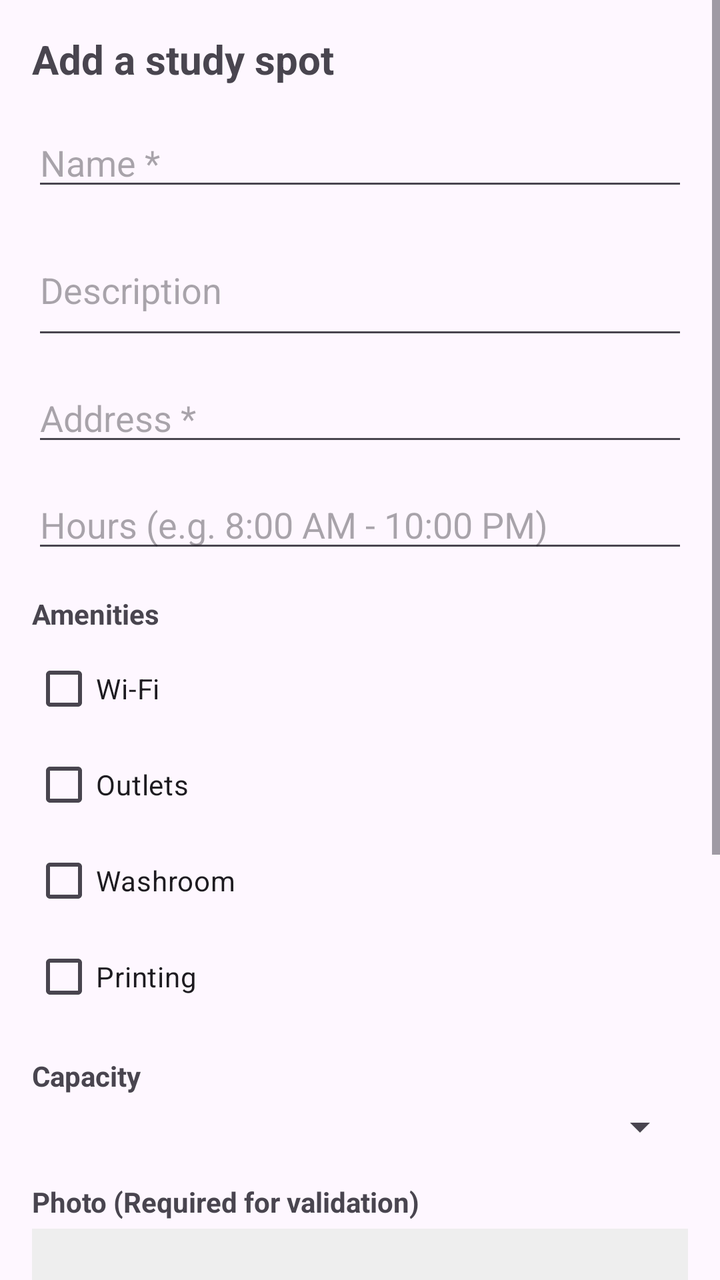
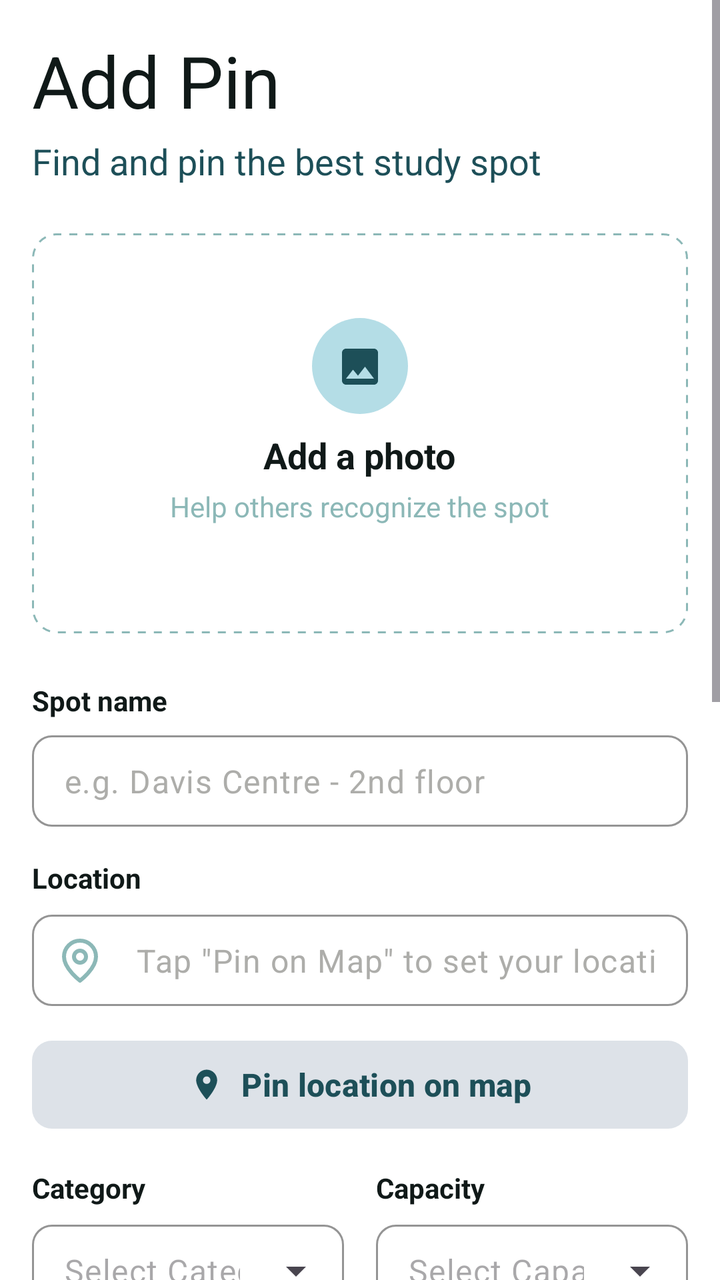

Two renders of the same Android screen: before a commit and after it. Below are the layout's source before the change and the commit's diff.
<!-- AndroidManifest.xml: application theme Theme.StudyPin -->
<!-- res/layout/fragment_add_spot.xml -->
<?xml version="1.0" encoding="utf-8"?>
<ScrollView xmlns:android="http://schemas.android.com/apk/res/android"
    android:layout_width="match_parent"
    android:layout_height="match_parent">

    <LinearLayout
        android:layout_width="match_parent"
        android:layout_height="wrap_content"
        android:orientation="vertical"
        android:padding="16dp">

        <TextView
            android:layout_width="wrap_content"
            android:layout_height="wrap_content"
            android:text="Add a study spot"
            android:textSize="20sp"
            android:textStyle="bold"
            android:layout_marginBottom="16dp"/>

        <EditText
            android:id="@+id/etSpotName"
            android:layout_width="match_parent"
            android:layout_height="wrap_content"
            android:hint="Name *"
            android:layout_marginBottom="12dp"/>

        <EditText
            android:id="@+id/etDescription"
            android:layout_width="match_parent"
            android:layout_height="wrap_content"
            android:hint="Description"
            android:minLines="2"
            android:layout_marginBottom="12dp"/>

        <EditText
            android:id="@+id/etAddress"
            android:layout_width="match_parent"
            android:layout_height="wrap_content"
            android:hint="Address *"
            android:layout_marginBottom="12dp"/>

        <EditText
            android:id="@+id/etHours"
            android:layout_width="match_parent"
            android:layout_height="wrap_content"
            android:hint="Hours (e.g. 8:00 AM - 10:00 PM)"
            android:layout_marginBottom="16dp"/>

        <TextView
            android:layout_width="wrap_content"
            android:layout_height="wrap_content"
            android:text="Amenities"
            android:textStyle="bold"
            android:layout_marginBottom="4dp"/>

        <CheckBox
            android:id="@+id/cbWifiAdd"
            android:layout_width="match_parent"
            android:layout_height="wrap_content"
            android:text="Wi-Fi"/>

        <CheckBox
            android:id="@+id/cbOutletsAdd"
            android:layout_width="match_parent"
            android:layout_height="wrap_content"
            android:text="Outlets"/>

        <CheckBox
            android:id="@+id/cbWashroom"
            android:layout_width="match_parent"
            android:layout_height="wrap_content"
            android:text="Washroom"/>

        <CheckBox
            android:id="@+id/cbPrinting"
            android:layout_width="match_parent"
            android:layout_height="wrap_content"
            android:text="Printing"
            android:layout_marginBottom="16dp"/>

        <TextView
            android:layout_width="wrap_content"
            android:layout_height="wrap_content"
            android:text="Capacity"
            android:textStyle="bold"
            android:layout_marginBottom="4dp"/>

        <Spinner
            android:id="@+id/capacitySpinner"
            android:layout_width="match_parent"
            android:layout_height="wrap_content"
            android:layout_marginBottom="16dp"/>

        <TextView
            android:layout_width="wrap_content"
            android:layout_height="wrap_content"
            android:text="@string/photo_required"
            android:textStyle="bold"
            android:layout_marginBottom="4dp"/>

        <ImageView
            android:id="@+id/ivSpotPhoto"
            android:layout_width="match_parent"
            android:layout_height="200dp"
            android:layout_marginBottom="8dp"
            android:scaleType="centerCrop"
            android:background="#EEEEEE"
            android:contentDescription="@string/photo_preview"/>

        <Button
            android:id="@+id/btnAddPhoto"
            style="@style/Widget.Material3.Button.OutlinedButton"
            android:layout_width="match_parent"
            android:layout_height="wrap_content"
            android:text="@string/add_photo"
            android:layout_marginBottom="24dp"/>

        <Button
            android:id="@+id/btnSubmitSpot"
            android:layout_width="match_parent"
            android:layout_height="wrap_content"
            android:text="Submit spot"/>

    </LinearLayout>

</ScrollView>
<!-- resources referenced by this layout -->
<resources>
  <string name="add_photo">Add Photo</string>
  <string name="photo_required">Photo (Required for validation)</string>
  <!-- unchanged entries left out for length: 4 -->
</resources>

<!-- the commit's change to res/layout/fragment_add_spot.xml (unified diff, before → after) -->
@@ -1,7 +1,10 @@
 <?xml version="1.0" encoding="utf-8"?>
 <ScrollView xmlns:android="http://schemas.android.com/apk/res/android"
+    xmlns:app="http://schemas.android.com/apk/res-auto"
     android:layout_width="match_parent"
-    android:layout_height="match_parent">
+    android:layout_height="match_parent"
+    android:background="@color/surface_color"
+    android:fillViewport="true">
 
     <LinearLayout
         android:layout_width="match_parent"
@@ -9,117 +12,406 @@
         android:orientation="vertical"
         android:padding="16dp">
 
+        
+        <LinearLayout
+            android:layout_width="match_parent"
+            android:layout_height="wrap_content"
+            android:orientation="vertical"
+            android:layout_marginBottom="24dp">
+
+            <TextView
+                android:layout_width="wrap_content"
+                android:layout_height="wrap_content"
+                android:text="@string/add_pin"
+                android:textColor="@color/text_primary"
+                android:textSize="36sp" />
+
+            <TextView
+                android:layout_width="wrap_content"
+                android:layout_height="wrap_content"
+                android:layout_marginTop="4dp"
+                android:text="@string/find_and_pin"
+                android:textColor="@color/brand_main"
+                android:textSize="18sp" />
+        </LinearLayout>
+
+        
+        <FrameLayout
+            android:id="@+id/btnAddPhotoContainer"
+            android:layout_width="match_parent"
+            android:layout_height="200dp"
+            android:background="@drawable/bg_dashed_border"
+            android:clickable="true"
+            android:focusable="true">
+
+            <ImageView
+                android:id="@+id/ivSpotPhoto"
+                android:layout_width="match_parent"
+                android:layout_height="match_parent"
+                android:scaleType="centerCrop"
+                android:contentDescription="@string/photo_preview"
+                android:visibility="gone" />
+
+            <LinearLayout
+                android:id="@+id/layoutPhotoPlaceholder"
+                android:layout_width="wrap_content"
+                android:layout_height="wrap_content"
+                android:layout_gravity="center"
+                android:gravity="center"
+                android:orientation="vertical">
+
+                <View
+                    android:layout_width="48dp"
+                    android:layout_height="48dp"
+                    android:background="@drawable/bg_review_avatar"
+                    android:backgroundTint="@color/pin_active_fill" />
+
+                <ImageView
+                    android:layout_width="24dp"
+                    android:layout_height="24dp"
+                    android:layout_marginTop="-36dp"
+                    android:src="@drawable/ic_image"
+                    android:contentDescription="@null"
+                    app:tint="@color/brand_main" />
+
+                <TextView
+                    android:layout_width="wrap_content"
+                    android:layout_height="wrap_content"
+                    android:layout_marginTop="20dp"
+                    android:text="@string/add_a_photo"
+                    android:textColor="@color/text_primary"
+                    android:textSize="18sp"
+                    android:textStyle="bold" />
+
+                <TextView
+                    android:layout_width="wrap_content"
+                    android:layout_height="wrap_content"
+                    android:layout_marginTop="4dp"
+                    android:text="@string/help_others_recognize"
+                    android:textColor="@color/surface_muted"
+                    android:textSize="14sp" />
+            </LinearLayout>
+
+            <com.google.android.material.button.MaterialButton
+                android:id="@+id/btnAddPhoto"
+                android:layout_width="match_parent"
+                android:layout_height="match_parent"
+                android:alpha="0"
+                android:text="" />
+        </FrameLayout>
+
+        
         <TextView
             android:layout_width="wrap_content"
             android:layout_height="wrap_content"
-            android:text="Add a study spot"
-            android:textSize="20sp"
-            android:textStyle="bold"
-            android:layout_marginBottom="16dp"/>
-
-        <EditText
-            android:id="@+id/etSpotName"
-            android:layout_width="match_parent"
-            android:layout_height="wrap_content"
-            android:hint="Name *"
-            android:layout_marginBottom="12dp"/>
-
-        <EditText
-            android:id="@+id/etDescription"
-            android:layout_width="match_parent"
-            android:layout_height="wrap_content"
-            android:hint="Description"
-            android:minLines="2"
-            android:layout_marginBottom="12dp"/>
-
-        <EditText
-            android:id="@+id/etAddress"
-            android:layout_width="match_parent"
-            android:layout_height="wrap_content"
-            android:hint="Address *"
-            android:layout_marginBottom="12dp"/>
-
-        <EditText
-            android:id="@+id/etHours"
-            android:layout_width="match_parent"
-            android:layout_height="wrap_content"
-            android:hint="Hours (e.g. 8:00 AM - 10:00 PM)"
-            android:layout_marginBottom="16dp"/>
-
+            android:layout_marginTop="24dp"
+            android:layout_marginBottom="8dp"
+            android:text="@string/spot_name"
+            android:textColor="@color/text_primary"
+            android:textStyle="bold" />
+
+        <com.google.android.material.textfield.TextInputLayout
+            style="@style/Widget.Material3.TextInputLayout.OutlinedBox"
+            android:layout_width="match_parent"
+            android:layout_height="wrap_content"
+            app:boxCornerRadiusBottomEnd="10dp"
+            app:boxCornerRadiusBottomStart="10dp"
+            app:boxCornerRadiusTopEnd="10dp"
+            app:boxCornerRadiusTopStart="10dp"
+            app:boxStrokeColor="@color/border_default"
+            app:hintEnabled="false">
+
+            <com.google.android.material.textfield.TextInputEditText
+                android:id="@+id/etSpotName"
+                android:layout_width="match_parent"
+                android:layout_height="wrap_content"
+                android:hint="@string/spot_name_hint"
+                android:textColorHint="@color/surface_soft_3"
+                android:paddingVertical="12dp" />
+        </com.google.android.material.textfield.TextInputLayout>
+
+        
         <TextView
             android:layout_width="wrap_content"
             android:layout_height="wrap_content"
-            android:text="Amenities"
-            android:textStyle="bold"
-            android:layout_marginBottom="4dp"/>
-
-        <CheckBox
-            android:id="@+id/cbWifiAdd"
-            android:layout_width="match_parent"
-            android:layout_height="wrap_content"
-            android:text="Wi-Fi"/>
-
-        <CheckBox
-            android:id="@+id/cbOutletsAdd"
-            android:layout_width="match_parent"
-            android:layout_height="wrap_content"
-            android:text="Outlets"/>
-
-        <CheckBox
-            android:id="@+id/cbWashroom"
-            android:layout_width="match_parent"
-            android:layout_height="wrap_content"
-            android:text="Washroom"/>
-
-        <CheckBox
-            android:id="@+id/cbPrinting"
-            android:layout_width="match_parent"
-            android:layout_height="wrap_content"
-            android:text="Printing"
-            android:layout_marginBottom="16dp"/>
-
+            android:layout_marginTop="16dp"
+            android:layout_marginBottom="8dp"
+            android:text="@string/location"
+            android:textColor="@color/text_primary"
+            android:textStyle="bold" />
+
+        <com.google.android.material.textfield.TextInputLayout
+            style="@style/Widget.Material3.TextInputLayout.OutlinedBox"
+            android:layout_width="match_parent"
+            android:layout_height="wrap_content"
+            app:boxCornerRadiusBottomEnd="10dp"
+            app:boxCornerRadiusBottomStart="10dp"
+            app:boxCornerRadiusTopEnd="10dp"
+            app:boxCornerRadiusTopStart="10dp"
+            app:boxStrokeColor="@color/border_default"
+            app:hintEnabled="false"
+            app:startIconDrawable="@drawable/ic_location"
+            app:startIconTint="@color/surface_muted">
+
+            <com.google.android.material.textfield.TextInputEditText
+                android:id="@+id/etAddress"
+                android:layout_width="match_parent"
+                android:layout_height="wrap_content"
+                android:hint="@string/location_hint"
+                android:textColorHint="@color/surface_soft_3"
+                android:paddingVertical="12dp"
+                android:focusable="false"
+                android:focusableInTouchMode="false"
+                android:clickable="false"
+                android:longClickable="false"
+                android:cursorVisible="false"
+                android:inputType="none" />
+        </com.google.android.material.textfield.TextInputLayout>
+
+        <com.google.android.material.button.MaterialButton
+            android:id="@+id/btnPinOnMap"
+            style="@style/Widget.StudyPin.Button.Secondary"
+            android:layout_width="match_parent"
+            android:layout_height="52dp"
+            android:layout_marginTop="12dp"
+            android:text="@string/pin_location_on_map"
+            app:icon="@drawable/ic_pin_drop"
+            app:iconGravity="textStart"
+            app:iconPadding="8dp"
+            app:iconTint="@color/brand_main" />
+
+        
+        <LinearLayout
+            android:layout_width="match_parent"
+            android:layout_height="wrap_content"
+            android:layout_marginTop="16dp"
+            android:orientation="horizontal"
+            android:baselineAligned="false">
+
+            <LinearLayout
+                android:layout_width="0dp"
+                android:layout_height="wrap_content"
+                android:layout_weight="1"
+                android:layout_marginEnd="8dp"
+                android:orientation="vertical">
+
+                <TextView
+                    android:layout_width="wrap_content"
+                    android:layout_height="wrap_content"
+                    android:layout_marginBottom="8dp"
+                    android:text="@string/category"
+                    android:textColor="@color/text_primary"
+                    android:textStyle="bold" />
+
+                <com.google.android.material.textfield.TextInputLayout
+                    style="@style/Widget.Material3.TextInputLayout.OutlinedBox.ExposedDropdownMenu"
+                    android:layout_width="match_parent"
+                    android:layout_height="wrap_content"
+                    app:boxCornerRadiusBottomEnd="10dp"
+                    app:boxCornerRadiusBottomStart="10dp"
+                    app:boxCornerRadiusTopEnd="10dp"
+                    app:boxCornerRadiusTopStart="10dp"
+                    app:boxStrokeColor="@color/border_default"
+                    app:hintEnabled="false">
+
+                    <AutoCompleteTextView
+                        android:id="@+id/dropdownCategory"
+                        android:layout_width="match_parent"
+                        android:layout_height="wrap_content"
+                        android:hint="Select Category"
+                        android:inputType="none"
+                        android:paddingVertical="12dp" />
+                </com.google.android.material.textfield.TextInputLayout>
+            </LinearLayout>
+
+            <LinearLayout
+                android:layout_width="0dp"
+                android:layout_height="wrap_content"
+                android:layout_weight="1"
+                android:layout_marginStart="8dp"
+                android:orientation="vertical">
+
+                <TextView
+                    android:layout_width="wrap_content"
+                    android:layout_height="wrap_content"
+                    android:layout_marginBottom="8dp"
+                    android:text="@string/capacity"
+                    android:textColor="@color/text_primary"
+                    android:textStyle="bold" />
+
+                <com.google.android.material.textfield.TextInputLayout
+                    style="@style/Widget.Material3.TextInputLayout.OutlinedBox.ExposedDropdownMenu"
+                    android:layout_width="match_parent"
+                    android:layout_height="wrap_content"
+                    app:boxCornerRadiusBottomEnd="10dp"
+                    app:boxCornerRadiusBottomStart="10dp"
+                    app:boxCornerRadiusTopEnd="10dp"
+                    app:boxCornerRadiusTopStart="10dp"
+                    app:boxStrokeColor="@color/border_default"
+                    app:hintEnabled="false">
+
+                    <AutoCompleteTextView
+                        android:id="@+id/dropdownCapacity"
+                        android:layout_width="match_parent"
+                        android:layout_height="wrap_content"
+                        android:hint="Select Capacity"
+                        android:inputType="none"
+                        android:paddingVertical="12dp" />
+                </com.google.android.material.textfield.TextInputLayout>
+            </LinearLayout>
+        </LinearLayout>
+
+        
         <TextView
             android:layout_width="wrap_content"
             android:layout_height="wrap_content"
-            android:text="Capacity"
-            android:textStyle="bold"
-            android:layout_marginBottom="4dp"/>
-
-        <Spinner
-            android:id="@+id/capacitySpinner"
-            android:layout_width="match_parent"
-            android:layout_height="wrap_content"
-            android:layout_marginBottom="16dp"/>
-
+            android:layout_marginTop="16dp"
+            android:layout_marginBottom="8dp"
+            android:text="@string/hours"
+            android:textColor="@color/text_primary"
+            android:textStyle="bold" />
+
+        <LinearLayout
+            android:layout_width="match_parent"
+            android:layout_height="wrap_content"
+            android:orientation="horizontal"
+            android:baselineAligned="false">
+
+            <com.google.android.material.textfield.TextInputLayout
+                style="@style/Widget.Material3.TextInputLayout.OutlinedBox"
+                android:layout_width="0dp"
+                android:layout_height="wrap_content"
+                android:layout_weight="1"
+                android:layout_marginEnd="8dp"
+                app:boxCornerRadiusBottomEnd="10dp"
+                app:boxCornerRadiusBottomStart="10dp"
+                app:boxCornerRadiusTopEnd="10dp"
+                app:boxCornerRadiusTopStart="10dp"
+                app:boxStrokeColor="@color/border_default"
+                android:hint="@string/opening_time">
+
+                <com.google.android.material.textfield.TextInputEditText
+                    android:id="@+id/etOpeningTime"
+                    android:layout_width="match_parent"
+                    android:layout_height="wrap_content"
+                    android:clickable="true"
+                    android:focusable="false"
+                    android:inputType="none"
+                    android:paddingVertical="12dp" />
+            </com.google.android.material.textfield.TextInputLayout>
+
+            <com.google.android.material.textfield.TextInputLayout
+                style="@style/Widget.Material3.TextInputLayout.OutlinedBox"
+                android:layout_width="0dp"
+                android:layout_height="wrap_content"
+                android:layout_weight="1"
+                android:layout_marginStart="8dp"
+                app:boxCornerRadiusBottomEnd="10dp"
+                app:boxCornerRadiusBottomStart="10dp"
+                app:boxCornerRadiusTopEnd="10dp"
+                app:boxCornerRadiusTopStart="10dp"
+                app:boxStrokeColor="@color/border_default"
+                android:hint="@string/closing_time">
+
+                <com.google.android.material.textfield.TextInputEditText
+                    android:id="@+id/etClosingTime"
+                    android:layout_width="match_parent"
+                    android:layout_height="wrap_content"
+                    android:clickable="true"
+                    android:focusable="false"
+                    android:inputType="none"
+                    android:paddingVertical="12dp" />
+            </com.google.android.material.textfield.TextInputLayout>
+        </LinearLayout>
+
+        
         <TextView
             android:layout_width="wrap_content"
             android:layout_height="wrap_content"
-            android:text="@string/photo_required"
-            android:textStyle="bold"
-            android:layout_marginBottom="4dp"/>
-
-        <ImageView
-            android:id="@+id/ivSpotPhoto"
-            android:layout_width="match_parent"
-            android:layout_height="200dp"
+            android:layout_marginTop="24dp"
             android:layout_marginBottom="8dp"
-            android:scaleType="centerCrop"
-            android:background="#EEEEEE"
-            android:contentDescription="@string/photo_preview"/>
-
-        <Button
-            android:id="@+id/btnAddPhoto"
-            style="@style/Widget.Material3.Button.OutlinedButton"
-            android:layout_width="match_parent"
-            android:layout_height="wrap_content"
-            android:text="@string/add_photo"
-            android:layout_marginBottom="24dp"/>
-
-        <Button
+            android:text="@string/amenities"
+            android:textColor="@color/text_primary"
+            android:textStyle="bold" />
+
+        <com.google.android.material.chip.ChipGroup
+            android:id="@+id/chipGroupAmenities"
+            android:layout_width="match_parent"
+            android:layout_height="wrap_content"
+            app:chipSpacingHorizontal="8dp"
+            app:singleSelection="false">
+
+            <com.google.android.material.chip.Chip
+                android:id="@+id/chipWifi"
+                style="@style/ReviewChoiceChip"
+                android:layout_width="wrap_content"
+                android:layout_height="wrap_content"
+                android:text="@string/amen_wifi" />
+
+            <com.google.android.material.chip.Chip
+                android:id="@+id/chipOutlets"
+                style="@style/ReviewChoiceChip"
+                android:layout_width="wrap_content"
+                android:layout_height="wrap_content"
+                android:text="@string/amen_outlets" />
+
+            <com.google.android.material.chip.Chip
+                android:id="@+id/chipWashroom"
+                style="@style/ReviewChoiceChip"
+                android:layout_width="wrap_content"
+                android:layout_height="wrap_content"
+                android:text="@string/amen_washroom" />
+
+            <com.google.android.material.chip.Chip
+                android:id="@+id/chipPrinting"
+                style="@style/ReviewChoiceChip"
+                android:layout_width="wrap_content"
+                android:layout_height="wrap_content"
+                android:text="@string/amen_printing" />
+
+        </com.google.android.material.chip.ChipGroup>
+
+        
+        <TextView
+            android:layout_width="wrap_content"
+            android:layout_height="wrap_content"
+            android:layout_marginTop="24dp"
+            android:layout_marginBottom="8dp"
+            android:text="@string/description"
+            android:textColor="@color/text_primary"
+            android:textStyle="bold" />
+
+        <com.google.android.material.textfield.TextInputLayout
+            style="@style/Widget.Material3.TextInputLayout.OutlinedBox"
+            android:layout_width="match_parent"
+            android:layout_height="wrap_content"
+            app:boxCornerRadiusBottomEnd="10dp"
+            app:boxCornerRadiusBottomStart="10dp"
+            app:boxCornerRadiusTopEnd="10dp"
+            app:boxCornerRadiusTopStart="10dp"
+            app:boxStrokeColor="@color/border_default"
+            app:hintEnabled="false">
+
+            <com.google.android.material.textfield.TextInputEditText
+                android:id="@+id/etDescription"
+                android:layout_width="match_parent"
+                android:layout_height="wrap_content"
+                android:hint="@string/description_hint"
+                android:textColorHint="@color/surface_soft_3"
+                android:minLines="3"
+                android:gravity="top"
+                android:paddingVertical="12dp" />
+        </com.google.android.material.textfield.TextInputLayout>
+
+        
+        <com.google.android.material.button.MaterialButton
             android:id="@+id/btnSubmitSpot"
-            android:layout_width="match_parent"
-            android:layout_height="wrap_content"
-            android:text="Submit spot"/>
+            style="@style/Widget.StudyPin.Button.Primary"
+            android:layout_width="match_parent"
+            android:layout_height="52dp"
+            android:layout_marginTop="32dp"
+            android:layout_marginBottom="24dp"
+            android:text="@string/submit_spot" />
 
     </LinearLayout>
 
<!-- resource entries referenced after the edit -->
@@ -1,7 +1,118 @@
 <!-- resources referenced by this layout -->
 <resources>
-  <string name="add_photo">Add Photo</string>
-  <string name="photo_required">Photo (Required for validation)</string>
+  <color name="border_default">#DDE2E8</color>
+  <color name="brand_main">#1D4F58</color>
+  <color name="pin_active_fill">#B4DDE6</color>
+  <color name="surface_muted">#8CB8B7</color>
+  <color name="surface_soft_3">#ADADAA</color>
+  <color name="text_primary">#101918</color>
+  <!-- drawable bg_dashed_border (drawable) -->
+  <?xml version="1.0" encoding="utf-8"?>
+  <shape xmlns:android="http://schemas.android.com/apk/res/android">
+      <solid android:color="@android:color/transparent" />
+      <stroke
+          android:width="1dp"
+          android:color="@color/surface_muted"
+          android:dashWidth="4dp"
+          android:dashGap="4dp" />
+      <corners android:radius="12dp" />
+  </shape>
+  <!-- drawable bg_review_avatar (drawable) -->
+  <?xml version="1.0" encoding="utf-8"?>
+  <shape xmlns:android="http://schemas.android.com/apk/res/android">
+      <solid android:color="#D9DADB" />
+      <corners android:radius="24dp" />
+  </shape>
+  <!-- drawable ic_image (drawable) -->
+  <vector xmlns:android="http://schemas.android.com/apk/res/android"
+      android:width="24dp"
+      android:height="24dp"
+      android:viewportWidth="24"
+      android:viewportHeight="24">
+      <path
+          android:fillColor="@color/surface_muted"
+          android:pathData="M21,19L21,5c0,-1.1 -0.9,-2 -2,-2L5,3c-1.1,0 -2,0.9 -2,2v14c0,1.1 0.9,2 2,2h14c1.1,0 2,-0.9 2,-2zM8.5,13.5l2.5,3.01L14.5,12l4.5,6L5,18l3.5,-4.5z" />
+  </vector>
+  <!-- drawable ic_location (drawable) -->
+  <?xml version="1.0" encoding="utf-8"?>
+  <vector xmlns:android="http://schemas.android.com/apk/res/android"
+      android:width="24dp"
+      android:height="24dp"
+      android:viewportWidth="24"
+      android:viewportHeight="24">
+  
+      <path
+          android:fillColor="@android:color/transparent"
+          android:strokeColor="@color/brand_main"
+          android:strokeWidth="2"
+          android:strokeLineCap="round"
+          android:strokeLineJoin="round"
+          android:pathData="M20,10C20,16 12,22 12,22S4,16 4,10A8,8 0,1 1,20,10Z" />
+      <path
+          android:fillColor="@android:color/transparent"
+          android:strokeColor="@color/brand_main"
+          android:strokeWidth="2"
+          android:pathData="M15,10A3,3 0,1 1,9,10A3,3 0,1 1,15,10Z" />
+  
+  </vector>
+  <!-- drawable ic_pin_drop (drawable) -->
+  <vector xmlns:android="http://schemas.android.com/apk/res/android"
+      android:width="24dp"
+      android:height="24dp"
+      android:viewportWidth="24"
+      android:viewportHeight="24">
+      <path
+          android:fillColor="@color/brand_main"
+          android:pathData="M12,2C8.13,2 5,5.13 5,9c0,5.25 7,13 7,13s7,-7.75 7,-13c0,-3.87 -3.13,-7 -7,-7zM12,11.5c-1.38,0 -2.5,-1.12 -2.5,-2.5s1.12,-2.5 2.5,-2.5 2.5,1.12 2.5,2.5 -1.12,2.5 -2.5,2.5z" />
+  </vector>
+  <string name="add_a_photo">Add a photo</string>
+  <string name="add_pin">Add Pin</string>
+  <string name="amen_outlets">Outlets</string>
+  <string name="amen_printing">Printing</string>
+  <string name="amen_washroom">Washroom</string>
+  <string name="amen_wifi">Wi-Fi</string>
+  <string name="amenities">Amenities</string>
+  <string name="capacity">Capacity</string>
+  <string name="category">Category</string>
+  <string name="closing_time">Closing Time</string>
+  <string name="description">Description</string>
+  <string name="description_hint">Tell others more about this spot</string>
+  <string name="find_and_pin">Find and pin the best study spot</string>
+  <string name="help_others_recognize">Help others recognize the spot</string>
+  <string name="hours">Hours</string>
+  <string name="location">Location</string>
+  <string name="location_hint">Tap \"Pin on Map\" to set your location</string>
+  <string name="opening_time">Opening Time</string>
+  <string name="pin_location_on_map">Pin location on map</string>
+  <string name="spot_name">Spot name</string>
+  <string name="spot_name_hint">e.g. Davis Centre - 2nd floor</string>
+  <string name="submit_spot">Submit spot</string>
+  <style name="ReviewChoiceChip" parent="Widget.Material3.Chip.Filter">
+          <item name="android:textColor">@color/filter_chip_text</item>
+          <item name="chipBackgroundColor">@color/filter_chip_background</item>
+          <item name="chipStrokeWidth">0dp</item>
+          <item name="checkedIconVisible">false</item>
+          <item name="closeIconVisible">false</item>
+      </style>
+  <style name="Widget.StudyPin.Button.Primary" parent="Widget.Material3.Button">
+          <item name="android:layout_height">52dp</item>
+          <item name="android:textColor">@color/surface_color</item>
+          <item name="android:textAllCaps">false</item>
+          <item name="android:textStyle">bold</item>
+          <item name="android:textSize">16sp</item>
+          <item name="backgroundTint">@color/brand_main</item>
+          <item name="cornerRadius">10dp</item>
+      </style>
+  <style name="Widget.StudyPin.Button.Secondary" parent="Widget.Material3.Button">
+          <item name="android:layout_height">52dp</item>
+          <item name="android:textColor">@color/brand_main</item>
+          <item name="android:textAllCaps">false</item>
+          <item name="android:textStyle">bold</item>
+          <item name="android:textSize">16sp</item>
+          <item name="backgroundTint">@color/button_secondary</item>
+          <item name="cornerRadius">10dp</item>
+      </style>
+  <color name="button_secondary">#DDE2E8</color>
   <!-- unchanged entries left out for length: 4 -->
 </resources>
 
